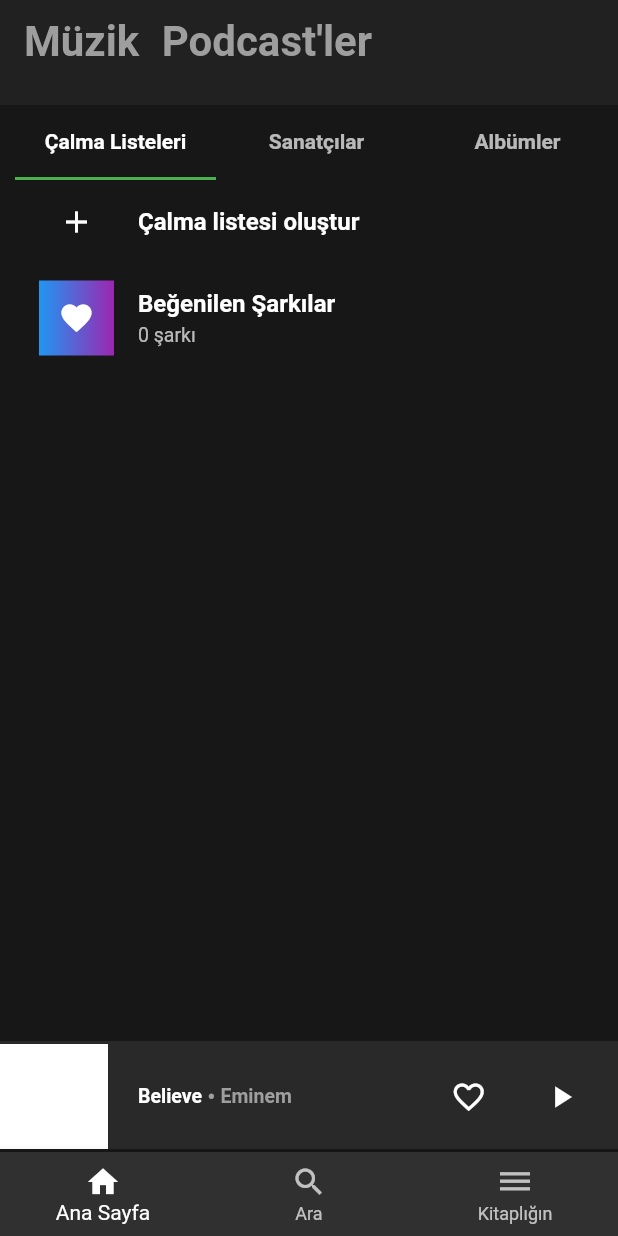
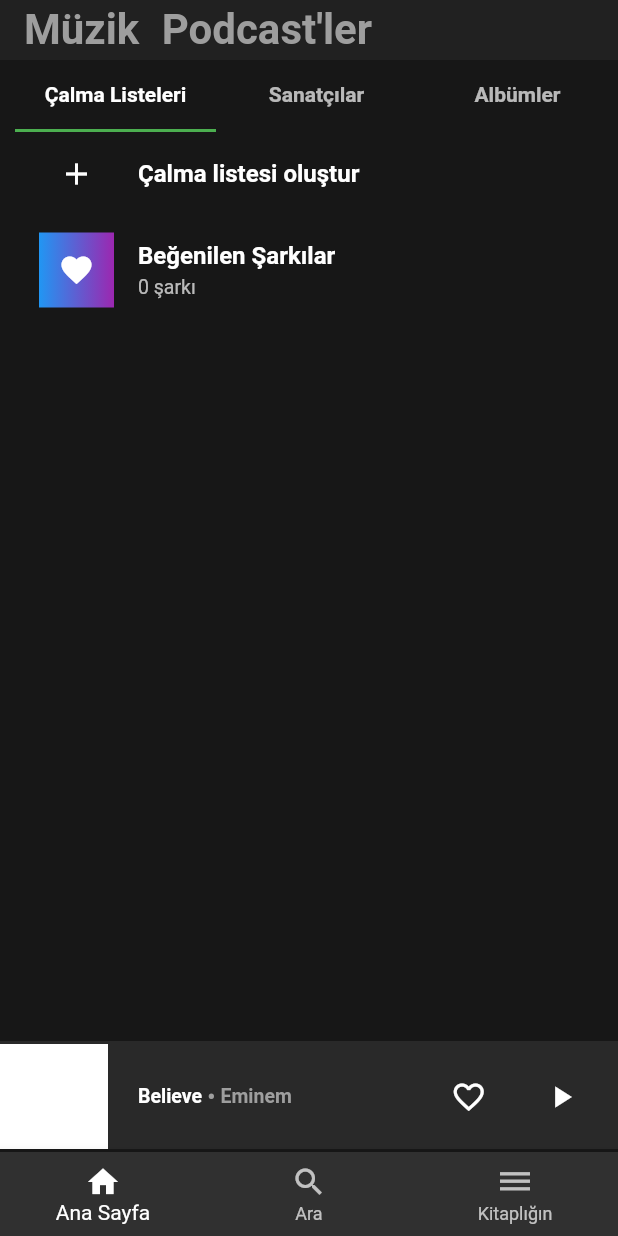
Before and after one commit to frost768/musify, a Flutter app: the screen it shows after launch, swiped to page 3, on a phone screen of 412 x 824 dp. Run offline on Flutter 3.47's test engine with Material 2 defaults, Android fonts, the phone set to English and light mode, and no system bars; our stand-ins replace get.

Commit message:
Minor design changes

```diff
--- a/lib/components/artistlist_tile.dart
+++ b/lib/components/artistlist_tile.dart
@@ -12,7 +12,7 @@ class ArtistListTile extends StatelessWidget {
       child: Row(
         children: [
           CircleAvatar(
-            radius: 30,
+            radius: 40,
             backgroundColor: Colors.white,
           ),
           SizedBox(
--- a/lib/views/album_view.dart
+++ b/lib/views/album_view.dart
@@ -12,7 +12,7 @@ class AlbumView extends StatelessWidget {
   Album? album;
   AlbumView({this.album, Key? key}) : super(key: key);
   String get albumTrackAndDurationInfo =>
-      '${album!.tracks.length} şarkı • ${album!.duration.inMinutes} dk.  ${album!.duration.inSeconds} sn.';
+      '${album!.tracks.length} şarkı • ${album!.duration.inMinutes} dk.  ${album!.duration.inSeconds - album!.duration.inMinutes * 60} sn.';
   final albumNameStyle = TextStyle(fontSize: 16, fontWeight: FontWeight.bold);
   final boxDecoration = BoxDecoration(
       gradient: LinearGradient(
--- a/lib/views/library.dart
+++ b/lib/views/library.dart
@@ -36,7 +36,7 @@ class LibraryView extends StatelessWidget {
                       )
                     ],
                   ),
-                  expandedHeight: 70,
+                  toolbarHeight: 40,
                 ),
               ];
             },
@@ -45,9 +45,7 @@ class LibraryView extends StatelessWidget {
                 margin: kMarginLeft10,
                 child: Column(
                   children: [
-                    Container(
-                      height: 50,
-                      child: TabBar(indicatorColor: Colors.green, tabs: [
+                    TabBar(indicatorColor: Colors.green, tabs: [
                       Tab(
                         child: Text(
                           libraryTabPlaylists,
@@ -67,7 +65,6 @@ class LibraryView extends StatelessWidget {
                         ),
                       )
                     ]),
-                    ),
                     Expanded(
                       child: TabBarView(children: [
                         ListView(children: [
```
Also changed, not shown: lib/components/track_tile.dart (+18 -7 lines). Lines whose indentation alone changed are shown as unchanged.
